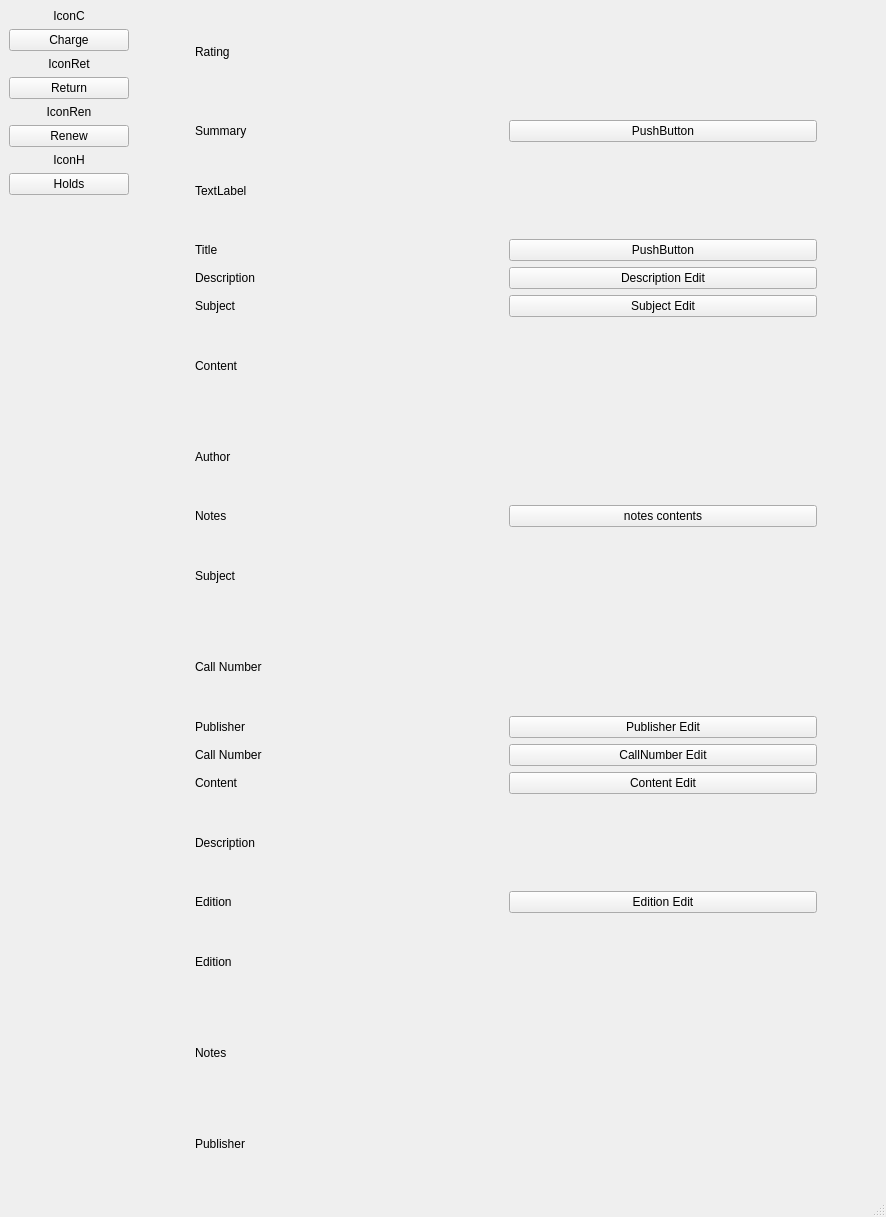
Old version of the form IsraelEthanTaehgCS106point2/adminBookPage.ui in the repository israelBlackyb/IETMCS106.2.
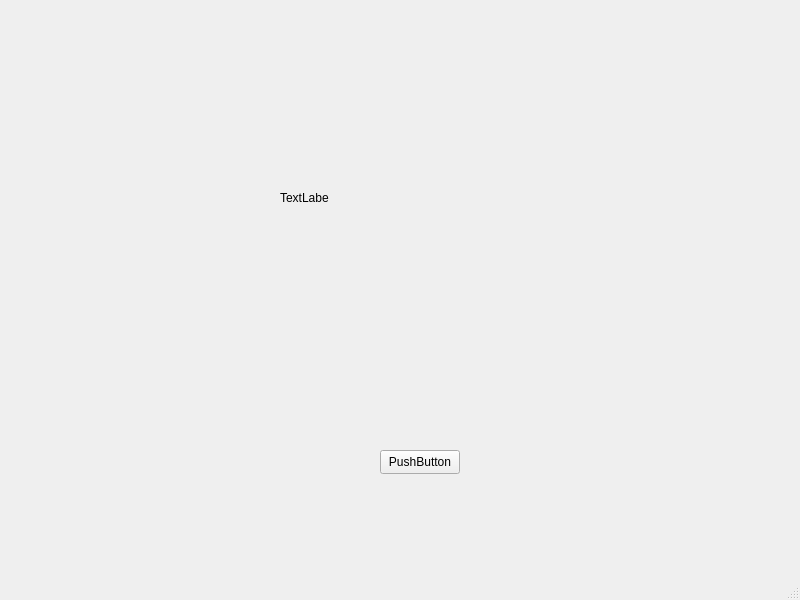
New version of the form.

What changed in the file:
```diff
--- a/IsraelEthanTaehgCS106point2/adminBookPage.ui
+++ b/IsraelEthanTaehgCS106point2/adminBookPage.ui
@@ -6,463 +6,40 @@
    <rect>
     <x>0</x>
     <y>0</y>
-    <width>886</width>
-    <height>1217</height>
+    <width>800</width>
+    <height>600</height>
    </rect>
   </property>
   <property name="windowTitle">
    <string>MainWindow</string>
   </property>
   <widget class="QWidget" name="centralwidget">
-   <layout class="QVBoxLayout" name="verticalLayout_5">
-    <item>
-     <layout class="QVBoxLayout" name="verticalLayout_4">
-      <item>
-       <layout class="QHBoxLayout" name="horizontalLayout_21">
-        <item>
-         <layout class="QVBoxLayout" name="verticalLayout_2">
-          <item>
-           <layout class="QVBoxLayout" name="verticalLayout">
-            <item>
-             <widget class="QLabel" name="label">
-              <property name="text">
-               <string>IconC</string>
-              </property>
-              <property name="alignment">
-               <set>Qt::AlignCenter</set>
-              </property>
-             </widget>
-            </item>
-            <item>
-             <widget class="QPushButton" name="pushButton">
-              <property name="text">
-               <string>Charge</string>
-              </property>
-             </widget>
-            </item>
-            <item>
-             <widget class="QLabel" name="label_2">
-              <property name="text">
-               <string>IconRet</string>
-              </property>
-              <property name="alignment">
-               <set>Qt::AlignCenter</set>
-              </property>
-             </widget>
-            </item>
-            <item>
-             <widget class="QPushButton" name="pushButton_2">
-              <property name="text">
-               <string>Return</string>
-              </property>
-             </widget>
-            </item>
-            <item>
-             <widget class="QLabel" name="label_3">
-              <property name="text">
-               <string>IconRen</string>
-              </property>
-              <property name="alignment">
-               <set>Qt::AlignCenter</set>
-              </property>
-             </widget>
-            </item>
-            <item>
-             <widget class="QPushButton" name="pushButton_3">
-              <property name="text">
-               <string>Renew</string>
-              </property>
-             </widget>
-            </item>
-            <item>
-             <widget class="QLabel" name="label_4">
-              <property name="text">
-               <string>IconH</string>
-              </property>
-              <property name="alignment">
-               <set>Qt::AlignCenter</set>
-              </property>
-             </widget>
-            </item>
-            <item>
-             <widget class="QPushButton" name="pushButton_4">
-              <property name="text">
-               <string>Holds</string>
-              </property>
-             </widget>
-            </item>
-           </layout>
-          </item>
-          <item>
-           <spacer name="horizontalSpacer_12">
-            <property name="orientation">
-             <enum>Qt::Horizontal</enum>
-            </property>
-            <property name="sizeType">
-             <enum>QSizePolicy::Maximum</enum>
-            </property>
-            <property name="sizeHint" stdset="0">
-             <size>
-              <width>120</width>
-              <height>20</height>
-             </size>
-            </property>
-           </spacer>
-          </item>
-          <item>
-           <spacer name="verticalSpacer_2">
-            <property name="orientation">
-             <enum>Qt::Vertical</enum>
-            </property>
-            <property name="sizeHint" stdset="0">
-             <size>
-              <width>20</width>
-              <height>40</height>
-             </size>
-            </property>
-           </spacer>
-          </item>
-         </layout>
-        </item>
-        <item>
-         <spacer name="verticalSpacer">
-          <property name="orientation">
-           <enum>Qt::Vertical</enum>
-          </property>
-          <property name="sizeHint" stdset="0">
-           <size>
-            <width>20</width>
-            <height>40</height>
-           </size>
-          </property>
-         </spacer>
-        </item>
-        <item>
-         <spacer name="horizontalSpacer_9">
-          <property name="orientation">
-           <enum>Qt::Horizontal</enum>
-          </property>
-          <property name="sizeType">
-           <enum>QSizePolicy::Maximum</enum>
-          </property>
-          <property name="sizeHint" stdset="0">
-           <size>
-            <width>40</width>
-            <height>20</height>
-           </size>
-          </property>
-         </spacer>
-        </item>
-        <item>
-         <layout class="QVBoxLayout" name="verticalLayout_3">
-          <item>
-           <layout class="QHBoxLayout" name="horizontalLayout_4">
-            <item>
-             <widget class="QLabel" name="label_6">
-              <property name="text">
-               <string>Rating</string>
-              </property>
-             </widget>
-            </item>
-           </layout>
-          </item>
-          <item>
-           <spacer name="horizontalSpacer_11">
-            <property name="orientation">
-             <enum>Qt::Horizontal</enum>
-            </property>
-            <property name="sizeHint" stdset="0">
-             <size>
-              <width>40</width>
-              <height>20</height>
-             </size>
-            </property>
-           </spacer>
-          </item>
-          <item>
-           <layout class="QHBoxLayout" name="horizontalLayout_5">
-            <item>
-             <widget class="QLabel" name="label_7">
-              <property name="text">
-               <string>Summary</string>
-              </property>
-             </widget>
-            </item>
-            <item>
-             <widget class="QPushButton" name="EditBtn">
-              <property name="text">
-               <string>PushButton</string>
-              </property>
-             </widget>
-            </item>
-           </layout>
-          </item>
-          <item>
-           <layout class="QHBoxLayout" name="horizontalLayout_6">
-            <item>
-             <widget class="QLabel" name="bookDesc">
-              <property name="text">
-               <string>TextLabel</string>
-              </property>
-             </widget>
-            </item>
-           </layout>
-          </item>
-          <item>
-           <layout class="QHBoxLayout" name="horizontalLayout_2">
-            <item>
-             <widget class="QLabel" name="bookTitle">
-              <property name="text">
-               <string>Title</string>
-              </property>
-             </widget>
-            </item>
-            <item>
-             <widget class="QPushButton" name="bookTitleEditBtn">
-              <property name="text">
-               <string>PushButton</string>
-              </property>
-             </widget>
-            </item>
-           </layout>
-          </item>
-          <item>
-           <layout class="QHBoxLayout" name="horizontalLayout_13">
-            <item>
-             <widget class="QLabel" name="label_14">
-              <property name="text">
-               <string>Description</string>
-              </property>
-             </widget>
-            </item>
-            <item>
-             <widget class="QPushButton" name="pushButton_8">
-              <property name="text">
-               <string>Description Edit</string>
-              </property>
-             </widget>
-            </item>
-           </layout>
-          </item>
-          <item>
-           <layout class="QHBoxLayout" name="horizontalLayout_7">
-            <item>
-             <widget class="QLabel" name="label_8">
-              <property name="text">
-               <string>Subject</string>
-              </property>
-             </widget>
-            </item>
-            <item>
-             <widget class="QPushButton" name="pushButton_5">
-              <property name="text">
-               <string>Subject Edit</string>
-              </property>
-             </widget>
-            </item>
-           </layout>
-          </item>
-          <item>
-           <layout class="QHBoxLayout" name="horizontalLayout_10">
-            <item>
-             <widget class="QLabel" name="label_11">
-              <property name="text">
-               <string>Content</string>
-              </property>
-             </widget>
-            </item>
-           </layout>
-          </item>
-          <item>
-           <layout class="QHBoxLayout" name="horizontalLayout_3">
-            <item>
-             <widget class="QLabel" name="label_5">
-              <property name="text">
-               <string>Author</string>
-              </property>
-             </widget>
-            </item>
-           </layout>
-          </item>
-          <item>
-           <layout class="QHBoxLayout" name="horizontalLayout_11">
-            <item>
-             <widget class="QLabel" name="label_12">
-              <property name="text">
-               <string>Notes</string>
-              </property>
-             </widget>
-            </item>
-            <item>
-             <widget class="QPushButton" name="pushButton_7">
-              <property name="text">
-               <string>notes contents</string>
-              </property>
-             </widget>
-            </item>
-           </layout>
-          </item>
-          <item>
-           <layout class="QHBoxLayout" name="horizontalLayout_8">
-            <item>
-             <widget class="QLabel" name="label_9">
-              <property name="text">
-               <string>Subject</string>
-              </property>
-             </widget>
-            </item>
-           </layout>
-          </item>
-          <item>
-           <layout class="QHBoxLayout" name="horizontalLayout_20">
-            <item>
-             <widget class="QLabel" name="label_21">
-              <property name="text">
-               <string>Call Number</string>
-              </property>
-             </widget>
-            </item>
-           </layout>
-          </item>
-          <item>
-           <layout class="QHBoxLayout" name="horizontalLayout_15">
-            <item>
-             <widget class="QLabel" name="label_16">
-              <property name="text">
-               <string>Publisher</string>
-              </property>
-             </widget>
-            </item>
-            <item>
-             <widget class="QPushButton" name="pushButton_9">
-              <property name="text">
-               <string>Publisher Edit</string>
-              </property>
-             </widget>
-            </item>
-           </layout>
-          </item>
-          <item>
-           <layout class="QHBoxLayout" name="horizontalLayout_19">
-            <item>
-             <widget class="QLabel" name="label_20">
-              <property name="text">
-               <string>Call Number</string>
-              </property>
-             </widget>
-            </item>
-            <item>
-             <widget class="QPushButton" name="pushButton_11">
-              <property name="text">
-               <string>CallNumber Edit</string>
-              </property>
-             </widget>
-            </item>
-           </layout>
-          </item>
-          <item>
-           <layout class="QHBoxLayout" name="horizontalLayout_9">
-            <item>
-             <widget class="QLabel" name="label_10">
-              <property name="text">
-               <string>Content</string>
-              </property>
-             </widget>
-            </item>
-            <item>
-             <widget class="QPushButton" name="pushButton_6">
-              <property name="text">
-               <string>Content Edit</string>
-              </property>
-             </widget>
-            </item>
-           </layout>
-          </item>
-          <item>
-           <layout class="QHBoxLayout" name="horizontalLayout_14">
-            <item>
-             <widget class="QLabel" name="label_15">
-              <property name="text">
-               <string>Description</string>
-              </property>
-             </widget>
-            </item>
-           </layout>
-          </item>
-          <item>
-           <layout class="QHBoxLayout" name="horizontalLayout_17">
-            <item>
-             <widget class="QLabel" name="label_18">
-              <property name="text">
-               <string>Edition</string>
-              </property>
-             </widget>
-            </item>
-            <item>
-             <widget class="QPushButton" name="pushButton_10">
-              <property name="text">
-               <string>Edition Edit</string>
-              </property>
-             </widget>
-            </item>
-           </layout>
-          </item>
-          <item>
-           <layout class="QHBoxLayout" name="horizontalLayout_18">
-            <item>
-             <widget class="QLabel" name="label_19">
-              <property name="text">
-               <string>Edition</string>
-              </property>
-             </widget>
-            </item>
-           </layout>
-          </item>
-          <item>
-           <layout class="QHBoxLayout" name="horizontalLayout_12">
-            <item>
-             <widget class="QLabel" name="label_13">
-              <property name="text">
-               <string>Notes</string>
-              </property>
-             </widget>
-            </item>
-           </layout>
-          </item>
-          <item>
-           <layout class="QHBoxLayout" name="horizontalLayout_16">
-            <item>
-             <widget class="QLabel" name="label_17">
-              <property name="text">
-               <string>Publisher</string>
-              </property>
-             </widget>
-            </item>
-           </layout>
-          </item>
-         </layout>
-        </item>
-        <item>
-         <spacer name="horizontalSpacer_10">
-          <property name="orientation">
-           <enum>Qt::Horizontal</enum>
-          </property>
-          <property name="sizeType">
-           <enum>QSizePolicy::Maximum</enum>
-          </property>
-          <property name="sizeHint" stdset="0">
-           <size>
-            <width>60</width>
-            <height>20</height>
-           </size>
-          </property>
-         </spacer>
-        </item>
-       </layout>
-      </item>
-     </layout>
-    </item>
-   </layout>
+   <widget class="QPushButton" name="EditBtn">
+    <property name="geometry">
+     <rect>
+      <x>380</x>
+      <y>450</y>
+      <width>80</width>
+      <height>24</height>
+     </rect>
+    </property>
+    <property name="text">
+     <string>PushButton</string>
+    </property>
+   </widget>
+   <widget class="QLabel" name="bookDesc">
+    <property name="geometry">
+     <rect>
+      <x>280</x>
+      <y>190</y>
+      <width>49</width>
+      <height>16</height>
+     </rect>
+    </property>
+    <property name="text">
+     <string>TextLabel</string>
+    </property>
+   </widget>
   </widget>
   <widget class="QMenuBar" name="menubar">
    <property name="geometry">
```
Left out of the diff: 2 changed lines with no effect on the pictures.
